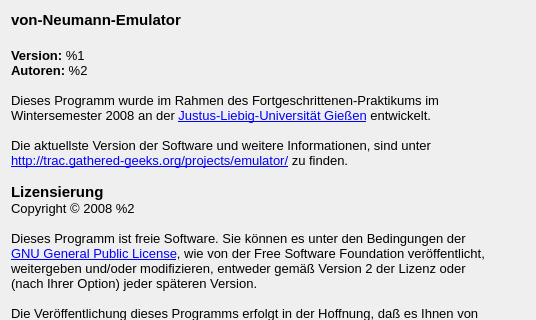
Before: the Qt Designer form ui/AboutDialog.ui in Funzinator/von-neumann-emulator, drawn with Qt 5; both pictures show x 0 to 536 and y 0 to 320 of the 536 by 599 pixel window.
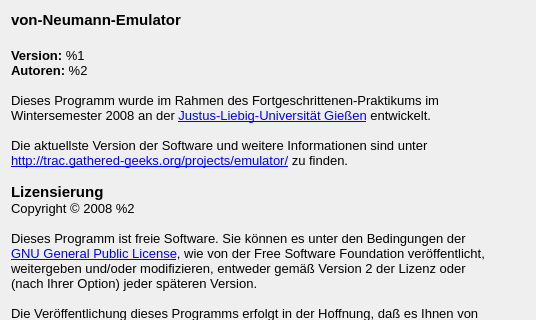
After: the same form once the commit is applied.

Commit message: fehlendes include hinzugefügt; Rechtschreibfehler in AboutDialog.ui behoben.

What changed in the file:
```diff
--- a/ui/AboutDialog.ui
+++ b/ui/AboutDialog.ui
@@ -33,7 +33,7 @@
 &lt;p style=" margin-top:0px; margin-bottom:0px; margin-left:0px; margin-right:0px; -qt-block-indent:0; text-indent:0px;">Dieses Programm wurde im Rahmen des Fortgeschrittenen-Praktikums im&lt;/p>
 &lt;p style=" margin-top:0px; margin-bottom:0px; margin-left:0px; margin-right:0px; -qt-block-indent:0; text-indent:0px;">Wintersemester 2008 an der &lt;a href="http://www.uni-giessen.de/">&lt;span style=" text-decoration: underline; color:#0000ff;">Justus-Liebig-Universität Gießen&lt;/span>&lt;/a> entwickelt.&lt;/p>
 &lt;p style="-qt-paragraph-type:empty; margin-top:0px; margin-bottom:0px; margin-left:0px; margin-right:0px; -qt-block-indent:0; text-indent:0px;">&lt;/p>
-&lt;p style=" margin-top:0px; margin-bottom:0px; margin-left:0px; margin-right:0px; -qt-block-indent:0; text-indent:0px;">Die aktuellste Version der Software und weitere Informationen, sind unter&lt;/p>
+&lt;p style=" margin-top:0px; margin-bottom:0px; margin-left:0px; margin-right:0px; -qt-block-indent:0; text-indent:0px;">Die aktuellste Version der Software und weitere Informationen sind unter&lt;/p>
 &lt;p style=" margin-top:0px; margin-bottom:0px; margin-left:0px; margin-right:0px; -qt-block-indent:0; text-indent:0px;">&lt;a href="http://trac.gathered-geeks.org/projects/emulator/">&lt;span style=" text-decoration: underline; color:#0000ff;">http://trac.gathered-geeks.org/projects/emulator/&lt;/span>&lt;/a> zu finden.&lt;/p>
 &lt;p style="-qt-paragraph-type:empty; margin-top:0px; margin-bottom:0px; margin-left:0px; margin-right:0px; -qt-block-indent:0; text-indent:0px;">&lt;/p>
 &lt;p style=" margin-top:0px; margin-bottom:0px; margin-left:0px; margin-right:0px; -qt-block-indent:0; text-indent:0px;">&lt;span style=" font-size:11pt; font-weight:600;">Lizensierung&lt;/span>&lt;/p>
```
The commit also changes 1 other file.
